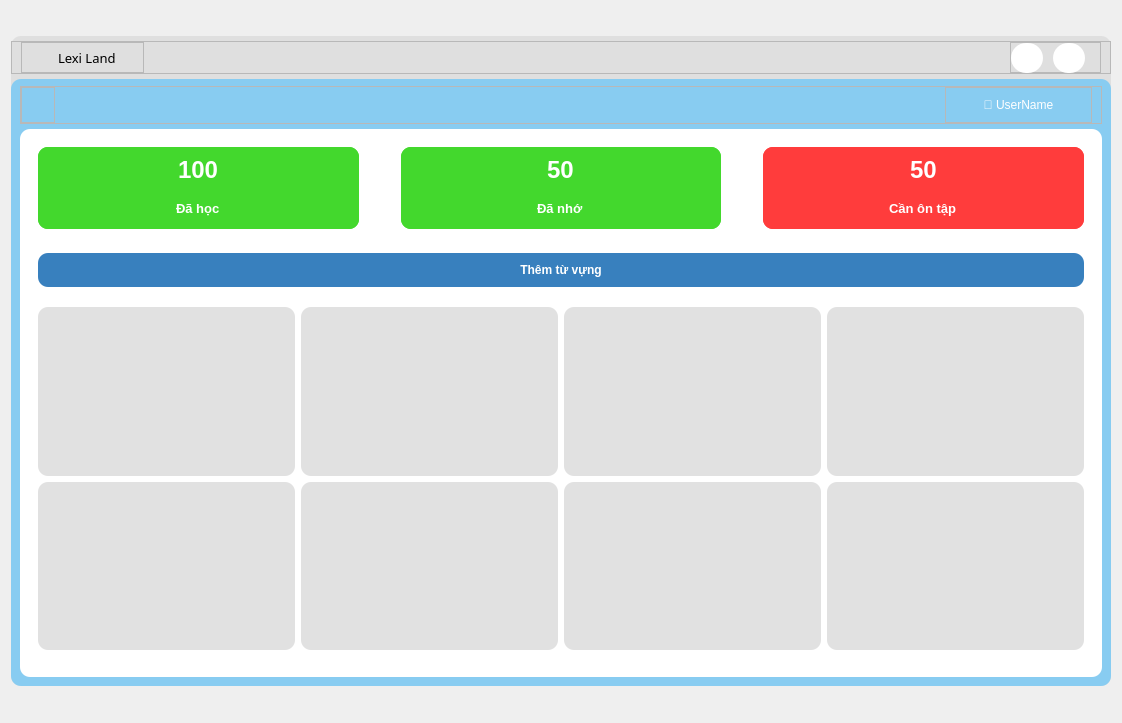
Before: the Qt Designer form UI/forms/vocab.ui in yuukun123/LexiLand, drawn with Qt 5.
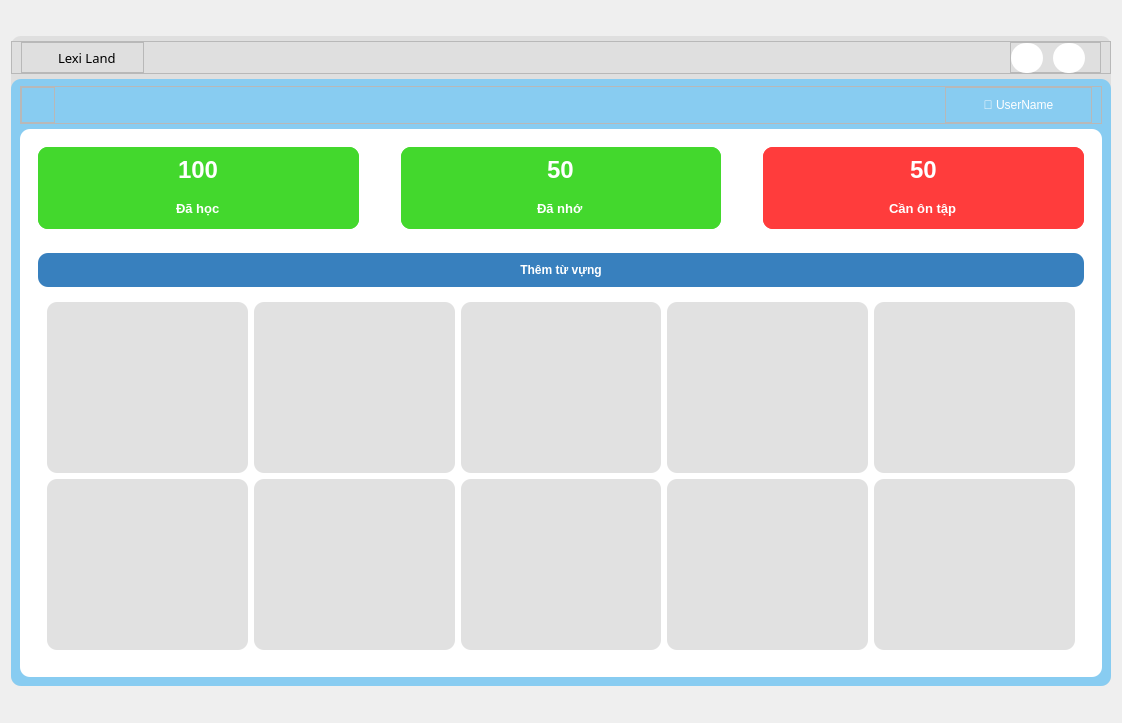
After: the same form once the commit is applied. Icons and pictures are not drawn.

```diff
--- a/UI/forms/vocab.ui
+++ b/UI/forms/vocab.ui
@@ -917,15 +917,6 @@
                        <enum>QFrame::Raised</enum>
                       </property>
                       <layout class="QGridLayout" name="gridLayout_2">
-                       <property name="leftMargin">
-                        <number>0</number>
-                       </property>
-                       <property name="topMargin">
-                        <number>14</number>
-                       </property>
-                       <property name="rightMargin">
-                        <number>0</number>
-                       </property>
                        <item row="0" column="0">
                         <widget class="QFrame" name="frame_29">
                          <property name="styleSheet">
@@ -978,6 +969,19 @@
                          </property>
                         </widget>
                        </item>
+                       <item row="0" column="4">
+                        <widget class="QFrame" name="frame_37">
+                         <property name="styleSheet">
+                          <string notr="true">background-color: rgb(225, 225, 225);</string>
+                         </property>
+                         <property name="frameShape">
+                          <enum>QFrame::StyledPanel</enum>
+                         </property>
+                         <property name="frameShadow">
+                          <enum>QFrame::Raised</enum>
+                         </property>
+                        </widget>
+                       </item>
                        <item row="1" column="0">
                         <widget class="QFrame" name="frame_33">
                          <property name="styleSheet">
@@ -1030,6 +1034,19 @@
                          </property>
                         </widget>
                        </item>
+                       <item row="1" column="4">
+                        <widget class="QFrame" name="frame_38">
+                         <property name="styleSheet">
+                          <string notr="true">background-color: rgb(225, 225, 225);</string>
+                         </property>
+                         <property name="frameShape">
+                          <enum>QFrame::StyledPanel</enum>
+                         </property>
+                         <property name="frameShadow">
+                          <enum>QFrame::Raised</enum>
+                         </property>
+                        </widget>
+                       </item>
                       </layout>
                      </widget>
                     </item>
```
